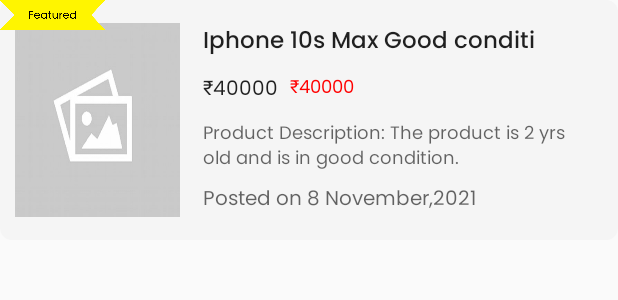
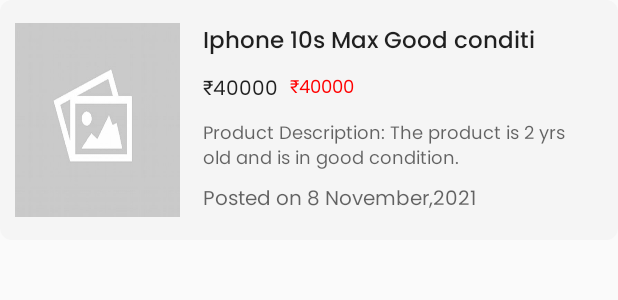
Before and after one commit to bhaskarblur/Justsell, an Android app: the layout ads_layout.xml on its own in the app's theme, with its tools: preview values and no code run, on a phone screen of 412 x 824 dp. Shown: the top 300 px of the screen. Run offline under Robolectric (Android 15) with nearby library versions, the phone set to English and light mode, and no system bars.

Commit message:
added ads layout

```diff
--- a/app/src/main/res/layout/ads_layout.xml
+++ b/app/src/main/res/layout/ads_layout.xml
@@ -31,10 +31,11 @@
 
         <ImageView
             android:id="@+id/featuredimg"
-            android:layout_width="80dp"
+            android:layout_width="90dp"
             android:layout_height="40dp"
             android:paddingRight="10dp"
             android:paddingBottom="20dp"
+            android:visibility="invisible"
             app:layout_constraintStart_toStartOf="parent"
             app:layout_constraintTop_toTopOf="parent"
             app:srcCompat="@drawable/featuredimg" />
@@ -70,7 +71,7 @@
             app:layout_constraintTop_toBottomOf="@+id/ads_title" />
 
         <TextView
-            android:id="@+id/ads_pricecut"
+            android:id="@+id/ads_descr"
             android:layout_width="0dp"
             android:layout_height="wrap_content"
             android:layout_marginStart="15dp"
@@ -86,7 +87,7 @@
             app:layout_constraintTop_toBottomOf="@+id/ads_price" />
 
         <TextView
-            android:id="@+id/ads_price4"
+            android:id="@+id/ads_date"
             android:layout_width="0dp"
             android:layout_height="wrap_content"
             android:layout_marginStart="15dp"
@@ -102,11 +103,11 @@
             app:layout_constraintEnd_toEndOf="parent"
             app:layout_constraintHorizontal_bias="1.0"
             app:layout_constraintStart_toEndOf="@+id/ads_image"
-            app:layout_constraintTop_toBottomOf="@+id/ads_pricecut"
+            app:layout_constraintTop_toBottomOf="@+id/ads_descr"
             app:layout_constraintVertical_bias="1.0" />
 
         <TextView
-            android:id="@+id/ads_price2"
+            android:id="@+id/ads_pricecut"
             android:layout_width="wrap_content"
             android:layout_height="wrap_content"
             android:layout_marginStart="8dp"
```
Also changed, not shown: app/src/main/java/com/classified/justsell/Adapters/adsAdapter.java (+38 -3 lines), app/src/main/java/com/classified/justsell/Models/homeResponse.java (+4 -3 lines).
